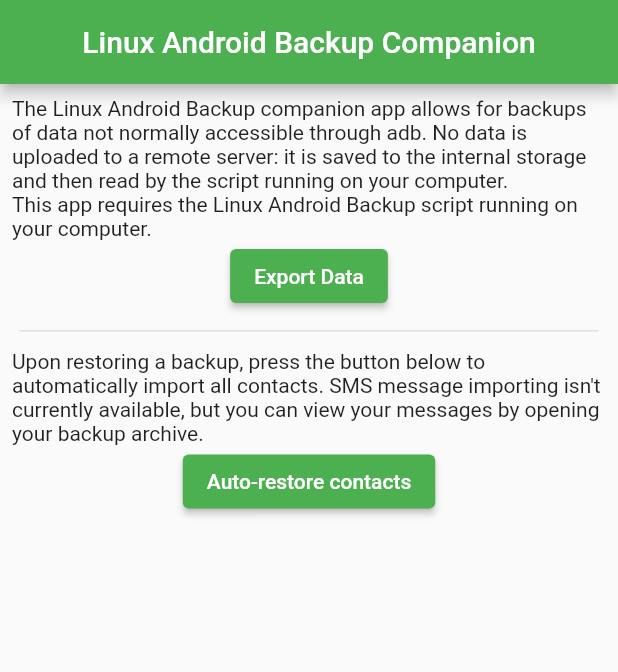
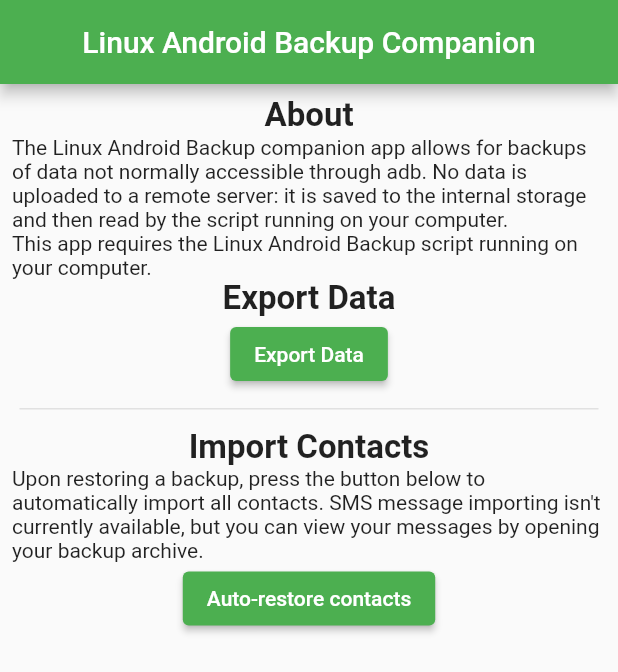
Before and after one commit to mrrfv/open-android-backup, a Flutter app: the screen it shows after launch, on a phone screen of 412 x 824 dp. Shown: the top 672 px of the screen. Run offline on Flutter 3.47's test engine with Material 2 defaults, Android fonts, the phone set to English and light mode, and no system bars; our stand-ins replace csv, device_info_plus, flutter_contacts, permission_handler; missing offline and left inert: flutter_sms_inbox.

Commit message:
Wrap body in scrollview & sections for app
untested, work in progress.

```diff
--- a/companion_app/lib/main.dart
+++ b/companion_app/lib/main.dart
@@ -205,15 +205,25 @@ class _HomeState extends State<Home> {
       appBar: AppBar(
         title: const Center(child: Text('Linux Android Backup Companion')),
       ),
-      body: Padding(
+      body: SingleChildScrollView(
+        child: Padding(
           padding: const EdgeInsets.all(8.0),
           child: Column(
             children: <Widget>[
+              const Text(
+                "About",
+                style: TextStyle(fontSize: 22, fontWeight: FontWeight.bold),
+              ),
               const Text(
                 "The Linux Android Backup companion app allows for backups of data not normally accessible through adb. No data is uploaded to a remote server: it is saved to the internal storage and then read by the script running on your computer.",
               ),
               const Text(
                   "This app requires the Linux Android Backup script running on your computer."),
+              // data export section
+              const Text(
+                "Export Data",
+                style: TextStyle(fontSize: 22, fontWeight: FontWeight.bold),
+              ),
               ElevatedButton(
                 onPressed: () {
                   setState(() {
@@ -241,6 +251,11 @@ class _HomeState extends State<Home> {
                 indent: 5,
                 endIndent: 5,
               ),
+              // data import section
+              const Text(
+                "Import Contacts",
+                style: TextStyle(fontSize: 22, fontWeight: FontWeight.bold),
+              ),
               const Text(
                 "Upon restoring a backup, press the button below to automatically import all contacts. SMS message importing isn't currently available, but you can view your messages by opening your backup archive.",
               ),
@@ -263,6 +278,7 @@ class _HomeState extends State<Home> {
             ],
           ),
         ),
+      ),
     );
   }
 }
--- a/companion_app/pubspec.yaml
+++ b/companion_app/pubspec.yaml
@@ -15,7 +15,7 @@ publish_to: 'none' # Remove this line if you wish to publish to pub.dev
 # In iOS, build-name is used as CFBundleShortVersionString while build-number used as CFBundleVersion.
 # Read more about iOS versioning at
 # https://developer.apple.com/library/archive/documentation/General/Reference/InfoPlistKeyReference/Articles/CoreFoundationKeys.html
-version: 1.0.4+1
+version: 1.0.4+2
 
 environment:
   sdk: ">=2.15.1 <3.0.0"
```
Lines whose indentation alone changed are shown as unchanged.
